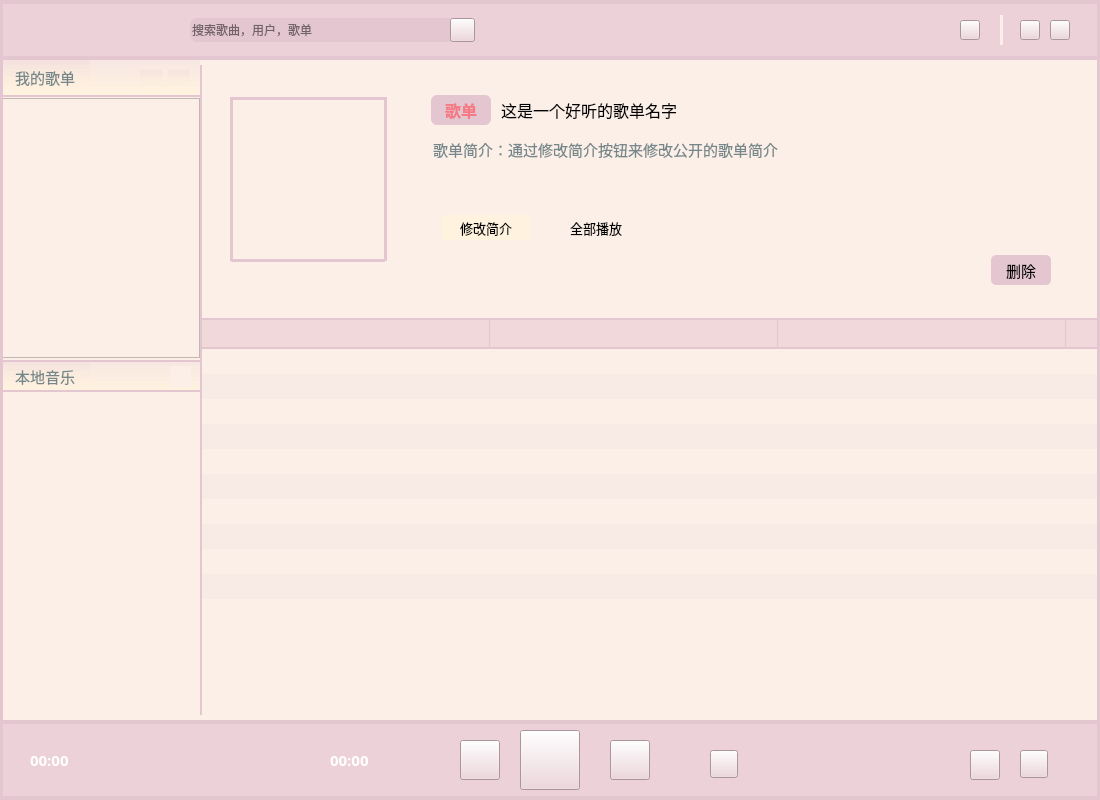
The window that ui/Main.ui (MyEternalMoon/PyQt_mp3Player) describes before a commit, drawn with Qt 5.
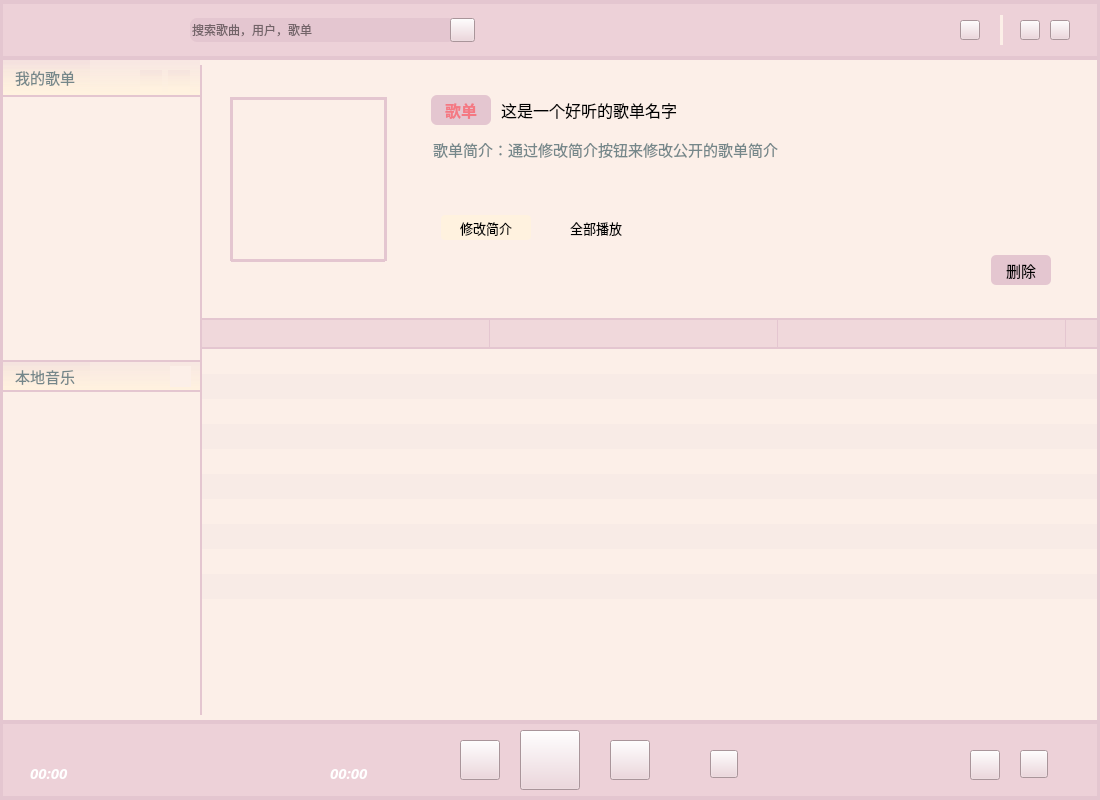
The same window after the commit. Icons and pictures are not drawn.

Commit message: 8/9 1.UI优化，去除了很多的Frame，增加了一个播放歌曲名

Patch:
```diff
--- a/ui/Main.ui
+++ b/ui/Main.ui
@@ -85,7 +85,7 @@
      <property name="geometry">
       <rect>
        <x>30</x>
-       <y>30</y>
+       <y>43</y>
        <width>50</width>
        <height>20</height>
       </rect>
@@ -95,6 +95,7 @@
        <family>等线</family>
        <pointsize>11</pointsize>
        <weight>75</weight>
+       <italic>true</italic>
        <bold>true</bold>
       </font>
      </property>
@@ -112,7 +113,7 @@
      <property name="geometry">
       <rect>
        <x>330</x>
-       <y>30</y>
+       <y>43</y>
        <width>50</width>
        <height>20</height>
       </rect>
@@ -122,6 +123,7 @@
        <family>等线</family>
        <pointsize>11</pointsize>
        <weight>75</weight>
+       <italic>true</italic>
        <bold>true</bold>
       </font>
      </property>
@@ -597,6 +599,9 @@
 
 </string>
      </property>
+     <property name="frameShape">
+      <enum>QFrame::NoFrame</enum>
+     </property>
      <property name="frameShadow">
       <enum>QFrame::Raised</enum>
      </property>
```
Left out of the diff: 27 changed lines with no effect on the pictures. The commit also changes 7 other files.
